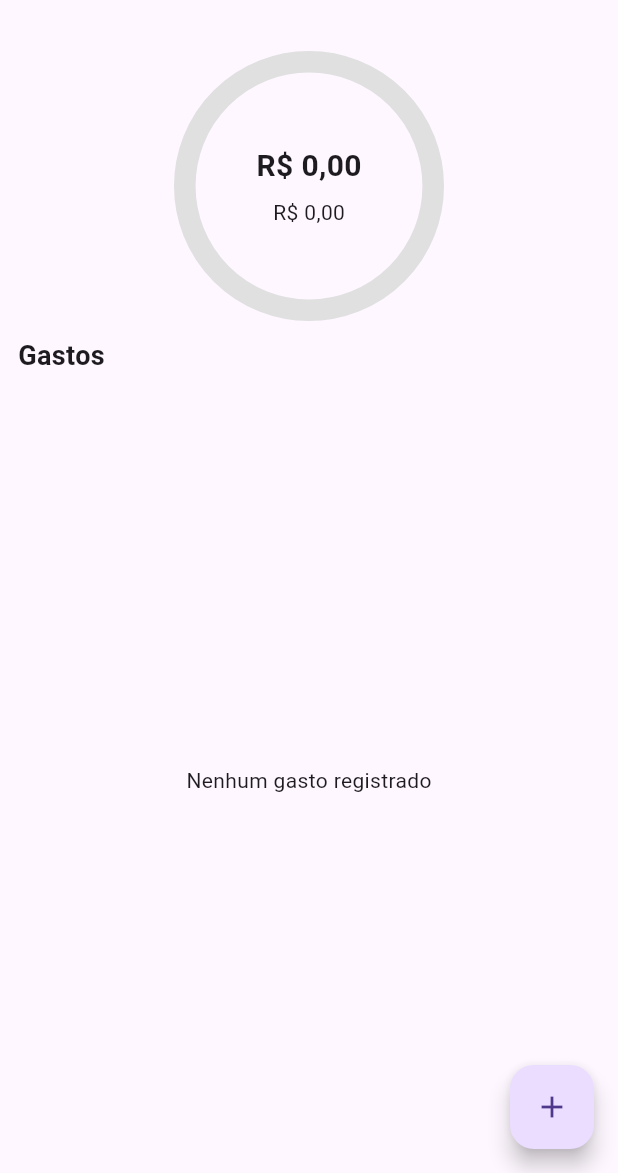
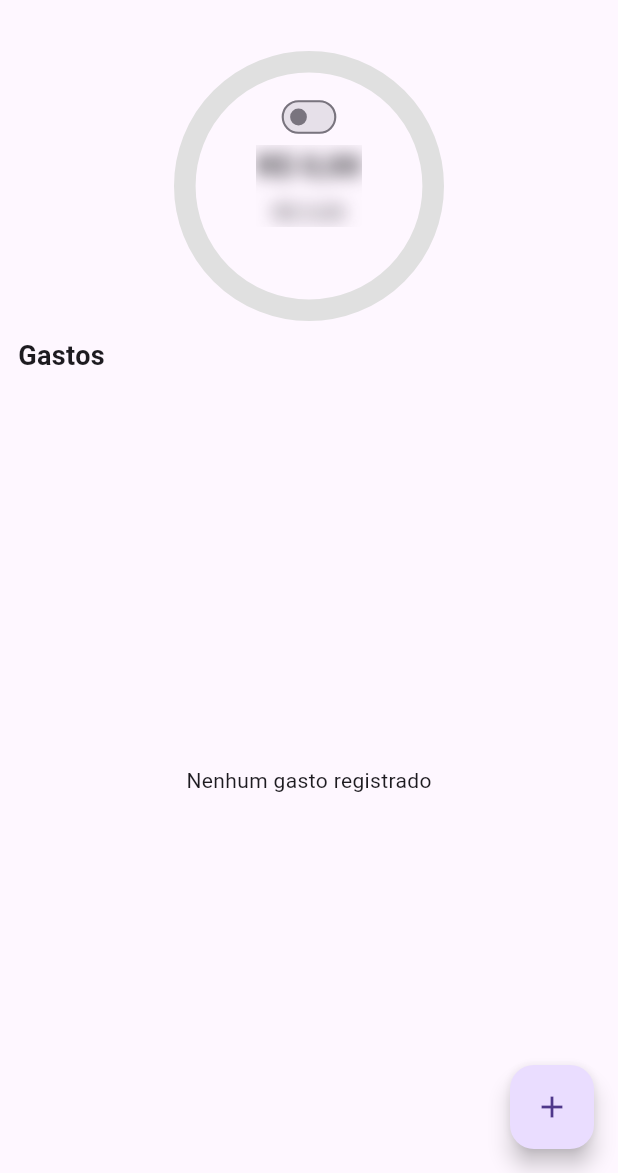
Before and after one commit to ricardolino-hub/finances_flutter, a Flutter app: the screen it shows after launch, on a phone screen of 412 x 824 dp, the part 63-1236 px from its top. Run offline on Flutter 3.47's test engine with Material 3 defaults, Android fonts, the phone set to English and light mode, and no system bars; our stand-ins replace shared_preferences.

Commit message:
Permitir deixar salário visível ou não

```diff
--- a/lib/presentation/controllers/finance_controller.dart
+++ b/lib/presentation/controllers/finance_controller.dart
@@ -14,6 +14,7 @@ class FinanceController extends ChangeNotifier {
   double salary = 0.0;
   List<Expense> expenses = [];
   bool loading = false;
+  bool showSalary = false;
 
   FinanceController({required this.repository});
 
@@ -59,4 +60,9 @@ class FinanceController extends ChangeNotifier {
     final usecase = GetFinanceSummary(getSalary: repository.getSalary, getExpenses: repository.getExpenses);
     return await usecase();
   }
+
+  void toggleShowSalary(bool value) {
+    showSalary = !showSalary;
+    notifyListeners();
+  }
 }
--- a/lib/presentation/pages/home_page.dart
+++ b/lib/presentation/pages/home_page.dart
@@ -1,3 +1,5 @@
+import 'dart:ui';
+
 import 'package:flutter/material.dart';
 import 'package:provider/provider.dart';
 import '../../core/utils/currency_formatter.dart';
@@ -27,18 +29,12 @@ class HomePage extends StatelessWidget {
           final percent = (salary <= 0) ? 0.0 : (totalExpenses / salary);
           final color = _colorForPercent(percent);
           final remaining = salary - totalExpenses;
+          final showSalary = ctrl.showSalary;
 
           return Column(
             children: [
               const SizedBox(height: 20),
-              GestureDetector(
-                onTap: () async {
-                  final newSalary = await MoneyInputDialog.show(context, initialValue: salary);
-                  if (newSalary != null) {
-                    await ctrl.setSalary(newSalary);
-                  }
-                },
-                child: Column(
+              Column(
                 children: [
                   SizedBox(
                     width: 180,
@@ -54,7 +50,16 @@ class HomePage extends StatelessWidget {
                             emptyColor: Colors.grey.shade300,
                           ),
                         ),
-                          Column(
+                        _BlurIfNeeded(
+                          enabled: !showSalary,
+                          child: GestureDetector(
+                            onTap: () async {
+                              final newSalary = await MoneyInputDialog.show(context, initialValue: salary);
+                              if (newSalary != null) {
+                                await ctrl.setSalary(newSalary);
+                              }
+                            },
+                            child: Column(
                               mainAxisSize: MainAxisSize.min,
                               children: [
                                 Text(
@@ -65,11 +70,24 @@ class HomePage extends StatelessWidget {
                                 Text(formatCurrency(salary), style: TextStyle(fontSize: 14)),
                               ],
                             ),
+                          ),
+                        ),
+                        Positioned(
+                          top: 20,
+                          right: 60,
+                          child: Transform.scale(
+                            scale: 0.7, // ➜ tamanho reduzido
+                            child: Switch(
+                              value: showSalary,
+                              onChanged: ctrl.toggleShowSalary,
+                              activeThumbColor: Colors.grey.shade600,
+                            ),
+                          ),
+                        ),
                       ],
                     ),
                   ),
                 ],
-                ),
               ),
               const SizedBox(height: 10),
               Expanded(
@@ -209,3 +227,22 @@ class CircleProgressPainter extends CustomPainter {
     return oldDelegate.percent != percent || oldDelegate.color != color || oldDelegate.emptyColor != emptyColor;
   }
 }
+
+class _BlurIfNeeded extends StatelessWidget {
+  final bool enabled;
+  final Widget child;
+
+  const _BlurIfNeeded({required this.enabled, required this.child});
+
+  @override
+  Widget build(BuildContext context) {
+    if (!enabled) return child;
+
+    return ClipRect(
+      child: ImageFiltered(
+        imageFilter: ImageFilter.blur(sigmaX: 6, sigmaY: 6),
+        child: child,
+      ),
+    );
+  }
+}
```
Lines whose indentation alone changed are shown as unchanged.
